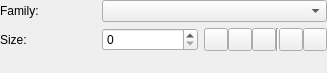
The window that plugins/artistictextshape/ArtisticTextShapeConfigWidget.ui (KDE/krita) describes before a commit, drawn with Qt 5.
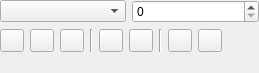
The same window after the commit. Custom widgets are drawn as their Qt base class.

Commit message: added gui parts for sub- and super-script support

What changed in the file:
```diff
--- a/plugins/artistictextshape/ArtisticTextShapeConfigWidget.ui
+++ b/plugins/artistictextshape/ArtisticTextShapeConfigWidget.ui
@@ -6,12 +6,12 @@
    <rect>
     <x>0</x>
     <y>0</y>
-    <width>327</width>
+    <width>259</width>
     <height>73</height>
    </rect>
   </property>
   <property name="sizePolicy">
-   <sizepolicy hsizetype="Minimum" vsizetype="Preferred">
+   <sizepolicy hsizetype="Ignored" vsizetype="Preferred">
     <horstretch>0</horstretch>
     <verstretch>0</verstretch>
    </sizepolicy>
@@ -21,30 +21,16 @@
     <number>0</number>
    </property>
    <item row="0" column="0">
-    <widget class="QLabel" name="label">
-     <property name="text">
-      <string>Family:</string>
-     </property>
-    </widget>
-   </item>
-   <item row="0" column="1" colspan="2">
     <widget class="KFontComboBox" name="fontFamily">
      <property name="sizePolicy">
-      <sizepolicy hsizetype="Preferred" vsizetype="Fixed">
+      <sizepolicy hsizetype="Minimum" vsizetype="Fixed">
        <horstretch>0</horstretch>
        <verstretch>0</verstretch>
       </sizepolicy>
      </property>
     </widget>
    </item>
-   <item row="1" column="0">
-    <widget class="QLabel" name="label_2">
-     <property name="text">
-      <string>Size:</string>
-     </property>
-    </widget>
-   </item>
-   <item row="1" column="1">
+   <item row="0" column="1">
     <widget class="KIntSpinBox" name="fontSize">
      <property name="sizePolicy">
       <sizepolicy hsizetype="Preferred" vsizetype="Fixed">
@@ -54,28 +40,8 @@
      </property>
     </widget>
    </item>
-   <item row="2" column="1" colspan="2">
-    <spacer name="verticalSpacer">
-     <property name="orientation">
-      <enum>Qt::Vertical</enum>
-     </property>
-     <property name="sizeHint" stdset="0">
-      <size>
-       <width>20</width>
-       <height>40</height>
-      </size>
-     </property>
-    </spacer>
-   </item>
-   <item row="1" column="2">
-    <widget class="QWidget" name="widget" native="true">
-     <layout class="QHBoxLayout">
-      <property name="spacing">
-       <number>0</number>
-      </property>
-      <property name="margin">
-       <number>0</number>
-      </property>
+   <item row="1" column="0" colspan="2">
+    <layout class="QHBoxLayout" name="horizontalLayout">
       <item>
        <widget class="QToolButton" name="anchorStart">
         <property name="text">
@@ -118,15 +84,56 @@
         </property>
        </widget>
       </item>
-     </layout>
-    </widget>
-   </item>
-  </layout>
-  <zorder>label</zorder>
-  <zorder>fontFamily</zorder>
-  <zorder>label_2</zorder>
-  <zorder>fontSize</zorder>
-  <zorder>widget</zorder>
+     <item>
+      <widget class="Line" name="line_2">
+       <property name="orientation">
+        <enum>Qt::Vertical</enum>
+       </property>
+      </widget>
+     </item>
+     <item>
+      <widget class="QToolButton" name="superScript">
+       <property name="text">
+        <string/>
+       </property>
+      </widget>
+     </item>
+     <item>
+      <widget class="QToolButton" name="subScript">
+       <property name="text">
+        <string/>
+       </property>
+      </widget>
+     </item>
+     <item>
+      <spacer name="horizontalSpacer">
+       <property name="orientation">
+        <enum>Qt::Horizontal</enum>
+       </property>
+       <property name="sizeHint" stdset="0">
+        <size>
+         <width>40</width>
+         <height>20</height>
+        </size>
+       </property>
+      </spacer>
+     </item>
+    </layout>
+   </item>
+   <item row="2" column="0" colspan="2">
+    <spacer name="verticalSpacer">
+     <property name="orientation">
+      <enum>Qt::Vertical</enum>
+     </property>
+     <property name="sizeHint" stdset="0">
+      <size>
+       <width>20</width>
+       <height>40</height>
+      </size>
+     </property>
+    </spacer>
+   </item>
+  </layout>
  </widget>
  <customwidgets>
   <customwidget>
```
Lines whose indentation alone changed are shown as unchanged. The commit also changes 3 other files.
